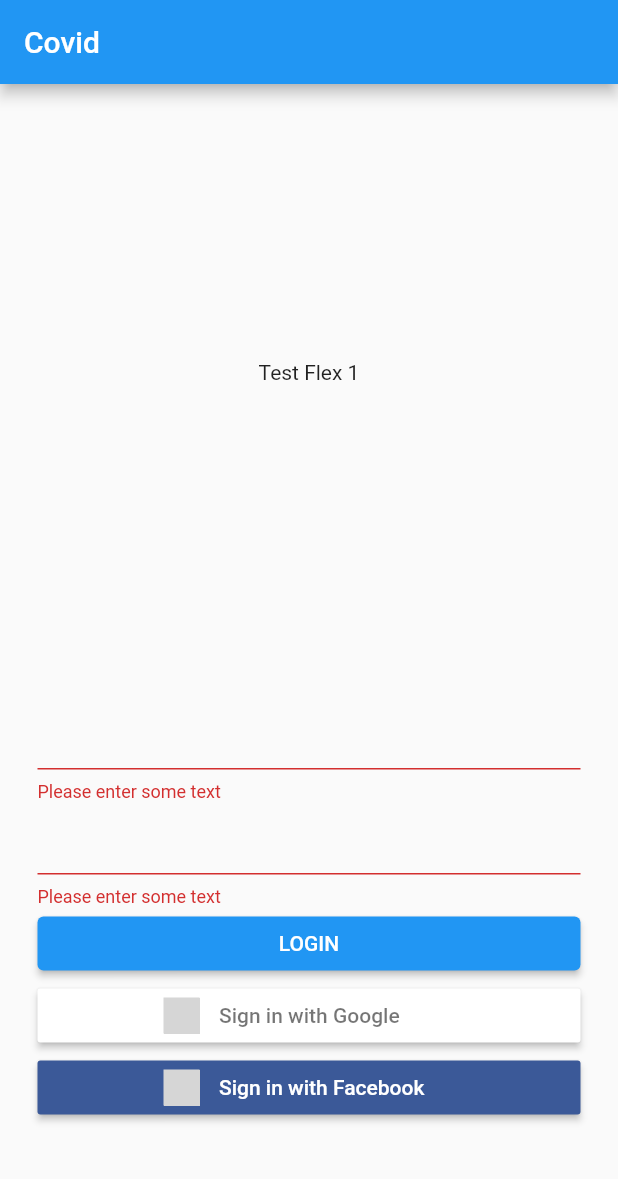
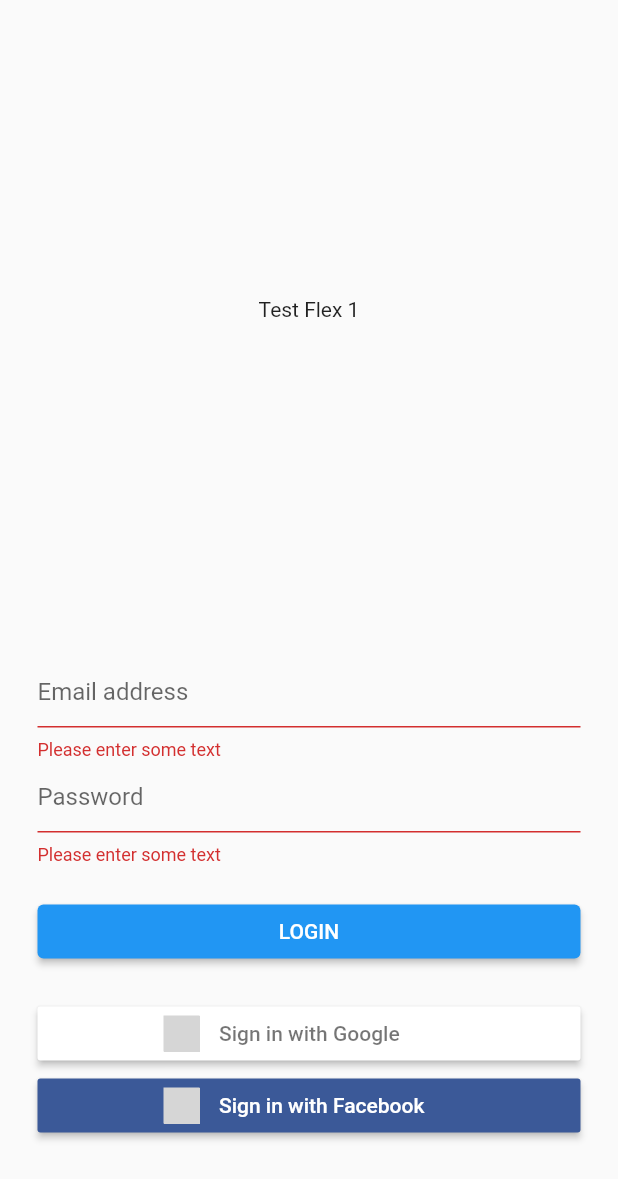
Before and after one commit to BlueBearrii/covid-reporter, a Flutter app: the screen it shows after launch, after a tap on "LOGIN", on a phone screen of 412 x 824 dp. Shown: the top 1179 px of the screen. Run offline on Flutter 3.47's test engine with Material 2 defaults, Android fonts, the phone set to English and light mode, and no system bars; our stand-ins replace flutter_signin_button; grey boxes are pictures that could not be loaded.

Commit message:
:lipstick: Placeholder email and password and adjust margin button

```diff
--- a/client/lib/main.dart
+++ b/client/lib/main.dart
@@ -12,9 +12,6 @@ class MyApp extends StatelessWidget {
   Widget build(BuildContext context) {
     return MaterialApp(
       home: Scaffold(
-        appBar: AppBar(
-          title: Text('Covid'),
-        ),
         body: LoginScreen(),
       ),
     );
@@ -23,7 +20,6 @@ class MyApp extends StatelessWidget {
 
 class LoginScreen extends StatelessWidget {
   final _formKey = GlobalKey<FormState>();
-
   @override
   Widget build(BuildContext context) {
     return Container(
@@ -46,9 +42,9 @@ class LoginScreen extends StatelessWidget {
                     Form(
                         key: _formKey,
                         child: Column(children: <Widget>[
-                          // Add TextFormFields and ElevatedButton here.
                           TextFormField(
-                            // The validator receives the text that the user has entered.
+                            decoration:
+                                InputDecoration(hintText: "Email address"),
                             validator: (value) {
                               if (value.isEmpty) {
                                 return 'Please enter some text';
@@ -57,7 +53,7 @@ class LoginScreen extends StatelessWidget {
                             },
                           ),
                           TextFormField(
-                            // The validator receives the text that the user has entered.
+                            decoration: InputDecoration(hintText: "Password"),
                             validator: (value) {
                               if (value.isEmpty) {
                                 return 'Please enter some text';
@@ -67,20 +63,22 @@ class LoginScreen extends StatelessWidget {
                           ),
                           SizedBox(
                               width: double.infinity,
+                              child: Container(
+                                margin: EdgeInsets.symmetric(vertical: 20.0),
                                 child: ElevatedButton(
                                   onPressed: () {
-                                // Validate returns true if the form is valid, otherwise false.
                                     if (_formKey.currentState.validate()) {
-                                  // If the form is valid, display a snackbar. In the real world,
-                                  // you'd often call a server or save the information in a database.
-
-                                  Scaffold.of(context).showSnackBar(SnackBar(
-                                      content: Text('Processing Data')));
+                                      Scaffold.of(context).showSnackBar(
+                                          SnackBar(
+                                              content:
+                                                  Text('Processing Data')));
+                                    } else {
+                                      printLogFunction();
                                     }
                                   },
                                   child: Text("LOGIN"),
                                 ),
-                          )
+                              ))
                         ])),
                     SizedBox(
                         width: double.infinity,
```
Lines whose indentation alone changed are shown as unchanged.
